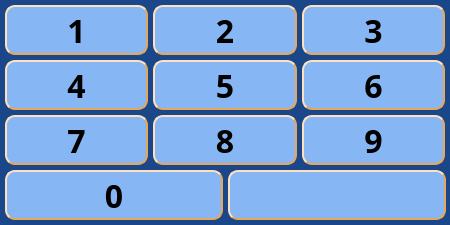
Before: the Qt Designer form client/GUI/ui/widgets/widget_3_29_keyboard.ui in komrade2801/AutoSklad, drawn with Qt 5.
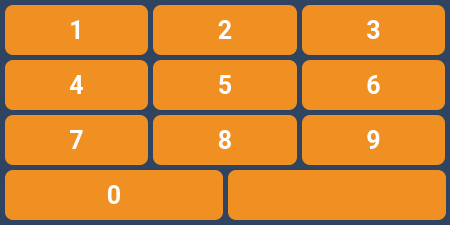
After: the same form once the commit is applied. Icons and pictures are not drawn.

Commit message: changed client UI style

Patch:
```diff
--- a/client/GUI/ui/widgets/widget_3_29_keyboard.ui
+++ b/client/GUI/ui/widgets/widget_3_29_keyboard.ui
@@ -14,7 +14,36 @@
    <string>widget_3_29_keyboard</string>
   </property>
   <property name="styleSheet">
-   <string notr="true">background-color: #1A4789;</string>
+   <string notr="true">QWidget{
+	background-color: #2e4461;
+}
+QLabel {
+	background: none;
+	color: #FFFFFF;
+	border-width: 0px;
+	border-radius: 0px;
+	font-family: &quot;Roboto&quot;, Sans-serif;
+}
+#background {
+	color: #FFFFFF;
+	background-color: #2e4461;
+	border-width: 2px;
+	border-style: groove;
+	border-color: #ff9923;
+	border-radius: 0px;
+	font-family: &quot;Roboto&quot;, Sans-serif;
+}
+QPushButton {
+	color: #FFFFFF;
+	background-color: #f09022;
+	border-width: 0px;
+	border-style: outset;
+	border-color: #EAA657;
+	border-radius: 8px;
+	font-weight: 600;
+    font-size: 25px;
+	font-family: &quot;Roboto&quot;, Sans-serif;
+}</string>
   </property>
   <widget class="QPushButton" name="btn_number_7">
    <property name="enabled">
@@ -36,20 +65,12 @@
    </property>
    <property name="font">
     <font>
-     <family>Arial Black</family>
-     <pointsize>24</pointsize>
+     <family>Roboto</family>
+     <pointsize>-1</pointsize>
      <weight>75</weight>
      <bold>true</bold>
     </font>
    </property>
-   <property name="styleSheet">
-    <string notr="true">color: #000000;
-background-color: #86B7F4;
-border-width: 2px;
-border-style: outset;
-border-color: #EAA657;
-border-radius: 10px;</string>
-   </property>
    <property name="text">
     <string>7</string>
    </property>
@@ -80,20 +101,12 @@
    </property>
    <property name="font">
     <font>
-     <family>Arial Black</family>
-     <pointsize>24</pointsize>
+     <family>Roboto</family>
+     <pointsize>-1</pointsize>
      <weight>75</weight>
      <bold>true</bold>
     </font>
    </property>
-   <property name="styleSheet">
-    <string notr="true">color: #000000;
-background-color: #86B7F4;
-border-width: 2px;
-border-style: outset;
-border-color: #EAA657;
-border-radius: 10px;</string>
-   </property>
    <property name="text">
     <string>9</string>
    </property>
@@ -124,20 +137,12 @@
    </property>
    <property name="font">
     <font>
-     <family>Arial Black</family>
-     <pointsize>24</pointsize>
+     <family>Roboto</family>
+     <pointsize>-1</pointsize>
      <weight>75</weight>
      <bold>true</bold>
     </font>
    </property>
-   <property name="styleSheet">
-    <string notr="true">color: #000000;
-background-color: #86B7F4;
-border-width: 2px;
-border-style: outset;
-border-color: #EAA657;
-border-radius: 10px;</string>
-   </property>
    <property name="text">
     <string>8</string>
    </property>
@@ -168,20 +173,12 @@
    </property>
    <property name="font">
     <font>
-     <family>Arial Black</family>
-     <pointsize>24</pointsize>
+     <family>Roboto</family>
+     <pointsize>-1</pointsize>
      <weight>75</weight>
      <bold>true</bold>
     </font>
    </property>
-   <property name="styleSheet">
-    <string notr="true">color: #000000;
-background-color: #86B7F4;
-border-width: 2px;
-border-style: outset;
-border-color: #EAA657;
-border-radius: 10px;</string>
-   </property>
    <property name="text">
     <string>0</string>
    </property>
@@ -212,20 +209,12 @@
    </property>
    <property name="font">
     <font>
-     <family>Arial Black</family>
-     <pointsize>24</pointsize>
+     <family>Roboto</family>
+     <pointsize>-1</pointsize>
      <weight>75</weight>
      <bold>true</bold>
     </font>
    </property>
-   <property name="styleSheet">
-    <string notr="true">color: #000000;
-background-color: #86B7F4;
-border-width: 2px;
-border-style: outset;
-border-color: #EAA657;
-border-radius: 10px;</string>
-   </property>
    <property name="text">
     <string>5</string>
    </property>
@@ -256,20 +245,12 @@
    </property>
    <property name="font">
     <font>
-     <family>Arial Black</family>
-     <pointsize>24</pointsize>
+     <family>Roboto</family>
+     <pointsize>-1</pointsize>
      <weight>75</weight>
      <bold>true</bold>
     </font>
    </property>
-   <property name="styleSheet">
-    <string notr="true">color: #000000;
-background-color: #86B7F4;
-border-width: 2px;
-border-style: outset;
-border-color: #EAA657;
-border-radius: 10px;</string>
-   </property>
    <property name="text">
     <string>4</string>
    </property>
@@ -300,20 +281,12 @@
    </property>
    <property name="font">
     <font>
-     <family>Arial Black</family>
-     <pointsize>24</pointsize>
+     <family>Roboto</family>
+     <pointsize>-1</pointsize>
      <weight>75</weight>
      <bold>true</bold>
     </font>
    </property>
-   <property name="styleSheet">
-    <string notr="true">color: #000000;
-background-color: #86B7F4;
-border-width: 2px;
-border-style: outset;
-border-color: #EAA657;
-border-radius: 10px;</string>
-   </property>
    <property name="text">
     <string>3</string>
    </property>
@@ -344,20 +317,12 @@
    </property>
    <property name="font">
     <font>
-     <family>Arial Black</family>
-     <pointsize>24</pointsize>
+     <family>Roboto</family>
+     <pointsize>-1</pointsize>
      <weight>75</weight>
      <bold>true</bold>
     </font>
    </property>
-   <property name="styleSheet">
-    <string notr="true">color: #000000;
-background-color: #86B7F4;
-border-width: 2px;
-border-style: outset;
-border-color: #EAA657;
-border-radius: 10px;</string>
-   </property>
    <property name="text">
     <string>2</string>
    </property>
@@ -388,20 +353,12 @@
    </property>
    <property name="font">
     <font>
-     <family>Arial Black</family>
-     <pointsize>24</pointsize>
+     <family>Roboto</family>
+     <pointsize>-1</pointsize>
      <weight>75</weight>
      <bold>true</bold>
     </font>
    </property>
-   <property name="styleSheet">
-    <string notr="true">color: #000000;
-background-color: #86B7F4;
-border-width: 2px;
-border-style: outset;
-border-color: #EAA657;
-border-radius: 10px;</string>
-   </property>
    <property name="text">
     <string>6</string>
    </property>
@@ -432,20 +389,12 @@
    </property>
    <property name="font">
     <font>
-     <family>Arial Black</family>
-     <pointsize>24</pointsize>
+     <family>Roboto</family>
+     <pointsize>-1</pointsize>
      <weight>75</weight>
      <bold>true</bold>
     </font>
    </property>
-   <property name="styleSheet">
-    <string notr="true">color: #000000;
-background-color: #86B7F4;
-border-width: 2px;
-border-style: outset;
-border-color: #EAA657;
-border-radius: 10px;</string>
-   </property>
    <property name="text">
     <string>1</string>
    </property>
@@ -476,20 +425,12 @@
    </property>
    <property name="font">
     <font>
-     <family>Arial Black</family>
-     <pointsize>24</pointsize>
+     <family>Roboto</family>
+     <pointsize>-1</pointsize>
      <weight>75</weight>
      <bold>true</bold>
     </font>
    </property>
-   <property name="styleSheet">
-    <string notr="true">color: #000000;
-background-color: #86B7F4;
-border-width: 2px;
-border-style: outset;
-border-color: #EAA657;
-border-radius: 10px;</string>
-   </property>
    <property name="text">
     <string/>
    </property>
```
Left out of the diff: 2 changed lines with no effect on the pictures. The commit also changes 144 other files.
